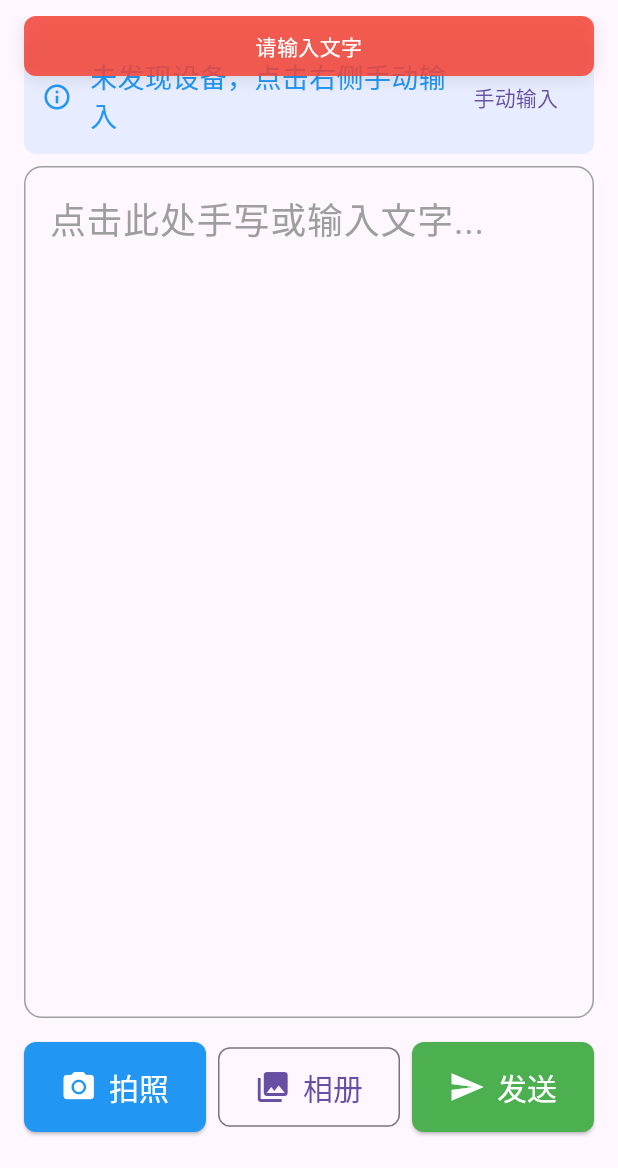
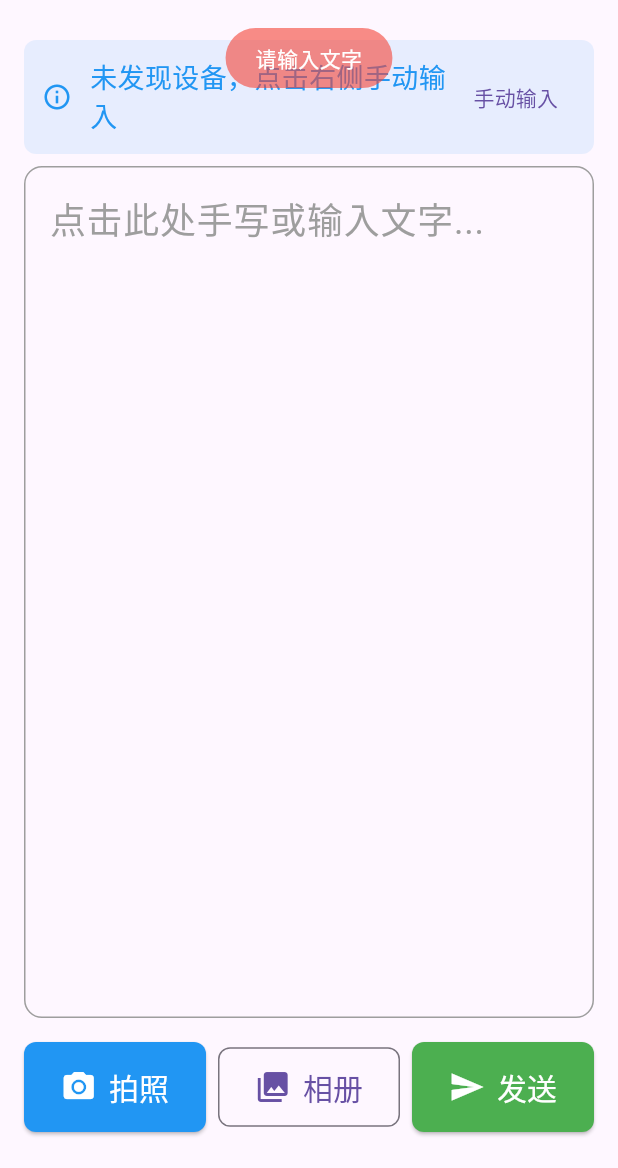
Before and after one commit to jo8tony/typing-assistant, a Flutter app: the screen it shows after launch, item 3 of the bottom bar chosen, on a phone screen of 412 x 824 dp, the part 68-1236 px from its top. Run offline on Flutter 3.47's test engine with Material 3 defaults, Android fonts, the light colour scheme and no system bars; our stand-ins replace device_info_plus, image_picker, permission_handler, shared_preferences; missing offline and left inert: google_mlkit_text_recognition.

Commit message:
style: 优化提示框样式，宽度自适应且更透明
- 提示框宽度自适应文字内容
- 背景透明度从 0.85 改为 0.6
- 圆角改为胶囊形状
- 移除阴影效果

```diff
--- a/mobile_app/lib/screens/home_screen.dart
+++ b/mobile_app/lib/screens/home_screen.dart
@@ -948,26 +948,19 @@ class _HomeScreenState extends State<HomeScreen> {
             ),
             if (_tipMessage != null)
               Positioned(
-                top: 0,
-                left: 16,
-                right: 16,
-                child: SafeArea(
+                top: 8,
+                left: 0,
+                right: 0,
+                child: Center(
                   child: Material(
                     color: Colors.transparent,
                     child: Container(
-                      padding: const EdgeInsets.symmetric(horizontal: 16, vertical: 10),
+                      padding: const EdgeInsets.symmetric(horizontal: 20, vertical: 10),
                       decoration: BoxDecoration(
                         color: _tipIsError
-                            ? Colors.red.withOpacity(0.85)
-                            : Colors.green.withOpacity(0.85),
-                        borderRadius: BorderRadius.circular(8),
-                        boxShadow: [
-                          BoxShadow(
-                            color: Colors.black.withOpacity(0.1),
-                            blurRadius: 8,
-                            offset: const Offset(0, 2),
-                          ),
-                        ],
+                            ? Colors.red.withOpacity(0.6)
+                            : Colors.green.withOpacity(0.6),
+                        borderRadius: BorderRadius.circular(20),
                       ),
                       child: Text(
                         _tipMessage!,
```
